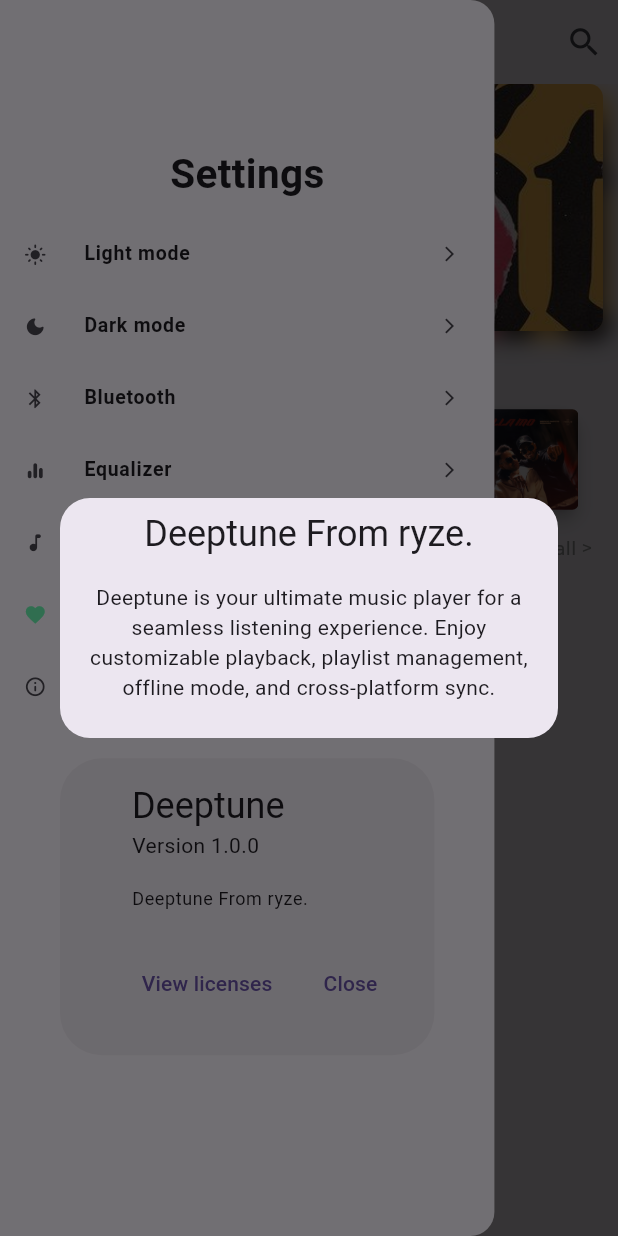
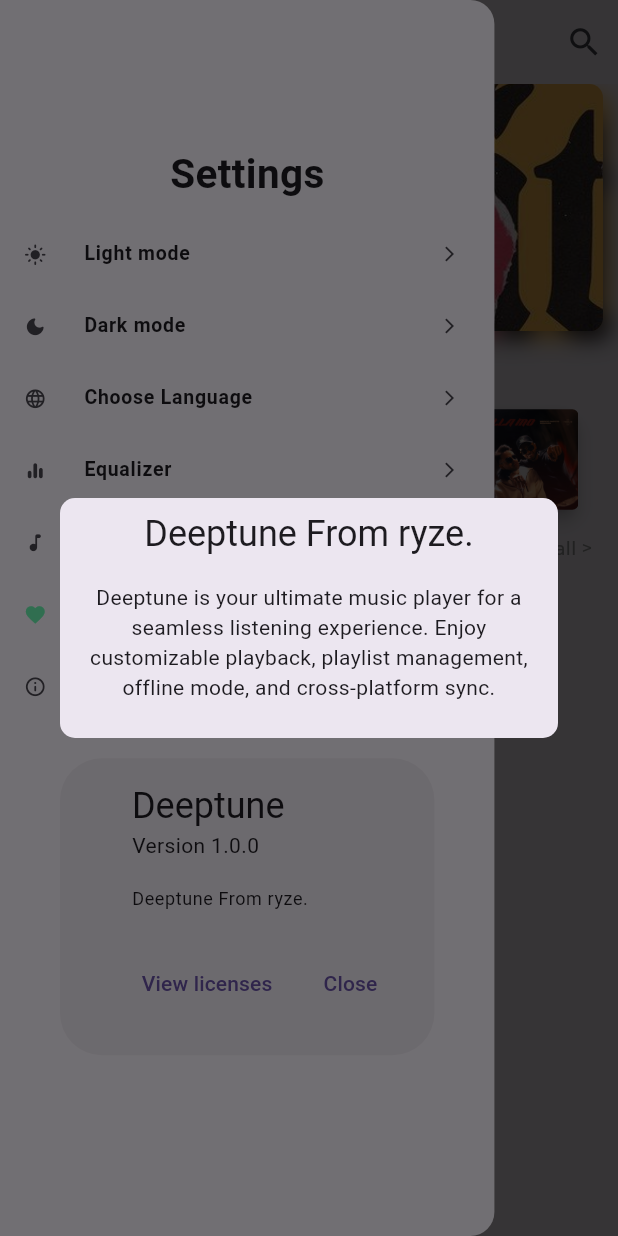
Before and after one commit to Muhammad-Ammar19/Deeptune, a Flutter app: the screen it shows after launch, in the side drawer, after a tap on "About", on a phone screen of 412 x 824 dp. Run offline on Flutter 3.47's test engine with Material 3 defaults, Android fonts, the phone set to English and light mode, and no system bars; drawn by our look-alikes of drop_shadow_image; our stand-ins replace get, just_audio, on_audio_query, permission_handler; project files that could hold a hidden picture were left out.

Commit message:
Update home_page.dart

```diff
--- a/lib/home_page.dart
+++ b/lib/home_page.dart
@@ -199,11 +199,11 @@ class CustomDrawer extends StatelessWidget {
 
               },
               title: const Text(
-                "Bluetooth",
+                "Choose Language",
                 style: TextStyle(fontSize: 13, fontWeight: FontWeight.bold),                 // Bluetooth
               ),
               leading: const Icon(
-                Icons.bluetooth,
+               Icons.language_rounded,
                 size: 15,
               ),
               trailing: const Icon(
@@ -283,7 +283,7 @@ class CustomDrawer extends StatelessWidget {
                     title: 'Deeptune From ryze.',
                     middleText:
                         'Deeptune is your ultimate music player for a seamless listening experience. Enjoy customizable playback, playlist management, offline mode, and cross-platform sync.',
-
+                   radius: 10,
                   );
               },
               title: const Text(
```
